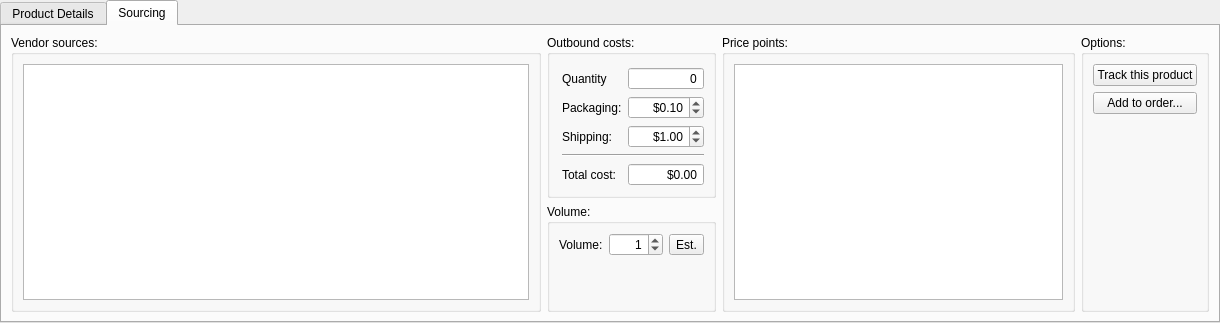
Above: vnd_listing_details.ui from garrettmk/Prowler before the change. Below: the same form after it.
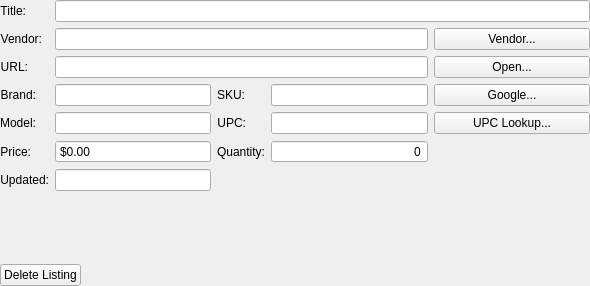
That is the form after the change. The open tabs and pages were chosen to show the change.

Patch:
```diff
--- a/vnd_listing_details.ui
+++ b/vnd_listing_details.ui
@@ -6,16 +6,22 @@
    <rect>
     <x>0</x>
     <y>0</y>
-    <width>1220</width>
-    <height>323</height>
+    <width>590</width>
+    <height>286</height>
    </rect>
   </property>
   <property name="sizePolicy">
-   <sizepolicy hsizetype="Preferred" vsizetype="Preferred">
+   <sizepolicy hsizetype="Fixed" vsizetype="Preferred">
     <horstretch>0</horstretch>
     <verstretch>2</verstretch>
    </sizepolicy>
   </property>
+  <property name="minimumSize">
+   <size>
+    <width>590</width>
+    <height>0</height>
+   </size>
+  </property>
   <property name="windowTitle">
    <string>Form</string>
   </property>
@@ -33,42 +39,6 @@
     <number>0</number>
    </property>
    <item row="0" column="0">
-    <widget class="QTabWidget" name="tabs">
-     <property name="sizePolicy">
-      <sizepolicy hsizetype="Minimum" vsizetype="Expanding">
-       <horstretch>0</horstretch>
-       <verstretch>0</verstretch>
-      </sizepolicy>
-     </property>
-     <property name="minimumSize">
-      <size>
-       <width>1150</width>
-       <height>0</height>
-      </size>
-     </property>
-     <property name="currentIndex">
-      <number>0</number>
-     </property>
-     <widget class="QWidget" name="detailsTab">
-      <attribute name="title">
-       <string>Product Details</string>
-      </attribute>
-      <layout class="QGridLayout" name="gridLayout_4">
-       <property name="leftMargin">
-        <number>5</number>
-       </property>
-       <property name="topMargin">
-        <number>5</number>
-       </property>
-       <property name="rightMargin">
-        <number>5</number>
-       </property>
-       <property name="bottomMargin">
-        <number>5</number>
-       </property>
-       <item row="0" column="0">
-        <layout class="QHBoxLayout" name="horizontalLayout_2" stretch="0,0,1">
-         <item>
           <layout class="QVBoxLayout" name="verticalLayout">
            <property name="sizeConstraint">
             <enum>QLayout::SetMaximumSize</enum>
@@ -152,6 +122,28 @@
                </property>
               </widget>
              </item>
+       <item row="6" column="1">
+        <widget class="QDoubleSpinBox" name="priceBox">
+         <property name="sizePolicy">
+          <sizepolicy hsizetype="Preferred" vsizetype="Fixed">
+           <horstretch>0</horstretch>
+           <verstretch>0</verstretch>
+          </sizepolicy>
+         </property>
+         <property name="alignment">
+          <set>Qt::AlignLeading|Qt::AlignLeft|Qt::AlignVCenter</set>
+         </property>
+         <property name="buttonSymbols">
+          <enum>QAbstractSpinBox::NoButtons</enum>
+         </property>
+         <property name="prefix">
+          <string>$</string>
+         </property>
+         <property name="maximum">
+          <double>999999.000000000000000</double>
+         </property>
+        </widget>
+       </item>
              <item row="2" column="0">
               <widget class="QLabel" name="label_6">
                <property name="sizePolicy">
@@ -181,6 +173,67 @@
                </property>
               </widget>
              </item>
+       <item row="4" column="2">
+        <widget class="QLabel" name="label_5">
+         <property name="sizePolicy">
+          <sizepolicy hsizetype="Maximum" vsizetype="Preferred">
+           <horstretch>0</horstretch>
+           <verstretch>0</verstretch>
+          </sizepolicy>
+         </property>
+         <property name="text">
+          <string>UPC:</string>
+         </property>
+         <property name="alignment">
+          <set>Qt::AlignRight|Qt::AlignTrailing|Qt::AlignVCenter</set>
+         </property>
+        </widget>
+       </item>
+       <item row="4" column="3">
+        <widget class="QLineEdit" name="upcLine">
+         <property name="sizePolicy">
+          <sizepolicy hsizetype="Preferred" vsizetype="Fixed">
+           <horstretch>0</horstretch>
+           <verstretch>0</verstretch>
+          </sizepolicy>
+         </property>
+         <property name="readOnly">
+          <bool>true</bool>
+         </property>
+        </widget>
+       </item>
+       <item row="6" column="0">
+        <widget class="QLabel" name="label_18">
+         <property name="sizePolicy">
+          <sizepolicy hsizetype="Maximum" vsizetype="Preferred">
+           <horstretch>0</horstretch>
+           <verstretch>0</verstretch>
+          </sizepolicy>
+         </property>
+         <property name="text">
+          <string>Price:</string>
+         </property>
+         <property name="alignment">
+          <set>Qt::AlignRight|Qt::AlignTrailing|Qt::AlignVCenter</set>
+         </property>
+        </widget>
+       </item>
+       <item row="6" column="2">
+        <widget class="QLabel" name="label_17">
+         <property name="sizePolicy">
+          <sizepolicy hsizetype="Maximum" vsizetype="Preferred">
+           <horstretch>0</horstretch>
+           <verstretch>0</verstretch>
+          </sizepolicy>
+         </property>
+         <property name="text">
+          <string>Quantity:</string>
+         </property>
+         <property name="alignment">
+          <set>Qt::AlignRight|Qt::AlignTrailing|Qt::AlignVCenter</set>
+         </property>
+        </widget>
+       </item>
              <item row="1" column="1" colspan="3">
               <widget class="QLineEdit" name="vendorLine">
                <property name="sizePolicy">
@@ -236,6 +289,19 @@
                </property>
               </widget>
              </item>
+       <item row="4" column="4">
+        <widget class="QPushButton" name="openUPCLookupBtn">
+         <property name="sizePolicy">
+          <sizepolicy hsizetype="Minimum" vsizetype="Fixed">
+           <horstretch>0</horstretch>
+           <verstretch>0</verstretch>
+          </sizepolicy>
+         </property>
+         <property name="text">
+          <string>UPC Lookup...</string>
+         </property>
+        </widget>
+       </item>
              <item row="1" column="0">
               <widget class="QLabel" name="label_7">
                <property name="sizePolicy">
@@ -265,7 +331,23 @@
                </property>
               </widget>
              </item>
-             <item row="3" column="2">
+       <item row="6" column="3">
+        <widget class="QSpinBox" name="quantityBox">
+         <property name="sizePolicy">
+          <sizepolicy hsizetype="Preferred" vsizetype="Fixed">
+           <horstretch>0</horstretch>
+           <verstretch>0</verstretch>
+          </sizepolicy>
+         </property>
+         <property name="alignment">
+          <set>Qt::AlignRight|Qt::AlignTrailing|Qt::AlignVCenter</set>
+         </property>
+         <property name="buttonSymbols">
+          <enum>QAbstractSpinBox::NoButtons</enum>
+         </property>
+        </widget>
+       </item>
+       <item row="4" column="0">
               <widget class="QLabel" name="label_3">
                <property name="sizePolicy">
                 <sizepolicy hsizetype="Maximum" vsizetype="Preferred">
@@ -281,7 +363,7 @@
                </property>
               </widget>
              </item>
-             <item row="3" column="3">
+       <item row="4" column="1">
               <widget class="QLineEdit" name="modelLine">
                <property name="sizePolicy">
                 <sizepolicy hsizetype="Preferred" vsizetype="Fixed">
@@ -294,7 +376,7 @@
                </property>
               </widget>
              </item>
-             <item row="4" column="0">
+       <item row="3" column="2">
               <widget class="QLabel" name="label_4">
                <property name="sizePolicy">
                 <sizepolicy hsizetype="Maximum" vsizetype="Preferred">
@@ -310,7 +392,7 @@
                </property>
               </widget>
              </item>
-             <item row="4" column="1">
+       <item row="3" column="3">
               <widget class="QLineEdit" name="skuLine">
                <property name="sizePolicy">
                 <sizepolicy hsizetype="Preferred" vsizetype="Fixed">
@@ -323,112 +405,6 @@
                </property>
               </widget>
              </item>
-             <item row="4" column="2">
-              <widget class="QLabel" name="label_5">
-               <property name="sizePolicy">
-                <sizepolicy hsizetype="Maximum" vsizetype="Preferred">
-                 <horstretch>0</horstretch>
-                 <verstretch>0</verstretch>
-                </sizepolicy>
-               </property>
-               <property name="text">
-                <string>UPC:</string>
-               </property>
-               <property name="alignment">
-                <set>Qt::AlignRight|Qt::AlignTrailing|Qt::AlignVCenter</set>
-               </property>
-              </widget>
-             </item>
-             <item row="4" column="3">
-              <widget class="QLineEdit" name="upcLine">
-               <property name="sizePolicy">
-                <sizepolicy hsizetype="Preferred" vsizetype="Fixed">
-                 <horstretch>0</horstretch>
-                 <verstretch>0</verstretch>
-                </sizepolicy>
-               </property>
-               <property name="readOnly">
-                <bool>true</bool>
-               </property>
-              </widget>
-             </item>
-             <item row="4" column="4">
-              <widget class="QPushButton" name="openUPCLookupBtn">
-               <property name="sizePolicy">
-                <sizepolicy hsizetype="Minimum" vsizetype="Fixed">
-                 <horstretch>0</horstretch>
-                 <verstretch>0</verstretch>
-                </sizepolicy>
-               </property>
-               <property name="text">
-                <string>UPC Lookup...</string>
-               </property>
-              </widget>
-             </item>
-             <item row="6" column="0">
-              <widget class="QLabel" name="label_18">
-               <property name="sizePolicy">
-                <sizepolicy hsizetype="Maximum" vsizetype="Preferred">
-                 <horstretch>0</horstretch>
-                 <verstretch>0</verstretch>
-                </sizepolicy>
-               </property>
-               <property name="text">
-                <string>Price:</string>
-               </property>
-               <property name="alignment">
-                <set>Qt::AlignRight|Qt::AlignTrailing|Qt::AlignVCenter</set>
-               </property>
-              </widget>
-             </item>
-             <item row="6" column="1">
-              <widget class="QDoubleSpinBox" name="priceBox">
-               <property name="sizePolicy">
-                <sizepolicy hsizetype="Preferred" vsizetype="Fixed">
-                 <horstretch>0</horstretch>
-                 <verstretch>0</verstretch>
-                </sizepolicy>
-               </property>
-               <property name="alignment">
-                <set>Qt::AlignRight|Qt::AlignTrailing|Qt::AlignVCenter</set>
-               </property>
-               <property name="buttonSymbols">
-                <enum>QAbstractSpinBox::NoButtons</enum>
-               </property>
-              </widget>
-             </item>
-             <item row="6" column="2">
-              <widget class="QLabel" name="label_17">
-               <property name="sizePolicy">
-                <sizepolicy hsizetype="Maximum" vsizetype="Preferred">
-                 <horstretch>0</horstretch>
-                 <verstretch>0</verstretch>
-                </sizepolicy>
-               </property>
-               <property name="text">
-                <string>Quantity:</string>
-               </property>
-               <property name="alignment">
-                <set>Qt::AlignRight|Qt::AlignTrailing|Qt::AlignVCenter</set>
-               </property>
-              </widget>
-             </item>
-             <item row="6" column="3">
-              <widget class="QSpinBox" name="quantityBox">
-               <property name="sizePolicy">
-                <sizepolicy hsizetype="Preferred" vsizetype="Fixed">
-                 <horstretch>0</horstretch>
-                 <verstretch>0</verstretch>
-                </sizepolicy>
-               </property>
-               <property name="alignment">
-                <set>Qt::AlignRight|Qt::AlignTrailing|Qt::AlignVCenter</set>
-               </property>
-               <property name="buttonSymbols">
-                <enum>QAbstractSpinBox::NoButtons</enum>
-               </property>
-              </widget>
-             </item>
             </layout>
            </item>
            <item>
@@ -469,290 +445,6 @@
             </layout>
            </item>
           </layout>
-         </item>
-         <item>
-          <widget class="Line" name="line">
-           <property name="orientation">
-            <enum>Qt::Vertical</enum>
-           </property>
-          </widget>
-         </item>
-         <item>
-          <layout class="QVBoxLayout" name="verticalLayout_2" stretch="0">
-           <item>
-            <layout class="QHBoxLayout" name="horizontalLayout">
-             <item>
-              <widget class="QTableView" name="amzLinksTable"/>
-             </item>
-            </layout>
-           </item>
-          </layout>
-         </item>
-        </layout>
-       </item>
-      </layout>
-     </widget>
-     <widget class="QWidget" name="sourcingTab">
-      <attribute name="title">
-       <string>Sourcing</string>
-      </attribute>
-      <layout class="QGridLayout" name="gridLayout_8">
-       <item row="0" column="0" rowspan="2">
-        <widget class="QGroupBox" name="groupBox">
-         <property name="sizePolicy">
-          <sizepolicy hsizetype="Preferred" vsizetype="Preferred">
-           <horstretch>3</horstretch>
-           <verstretch>0</verstretch>
-          </sizepolicy>
-         </property>
-         <property name="title">
-          <string>Vendor sources:</string>
-         </property>
-         <layout class="QGridLayout" name="gridLayout_6">
-          <item row="0" column="0">
-           <widget class="QTableView" name="sourcesTable"/>
-          </item>
-         </layout>
-        </widget>
-       </item>
-       <item row="0" column="1">
-        <widget class="QGroupBox" name="groupBox_3">
-         <property name="title">
-          <string>Outbound costs:</string>
-         </property>
-         <layout class="QFormLayout" name="formLayout">
-          <property name="leftMargin">
-           <number>12</number>
-          </property>
-          <property name="topMargin">
-           <number>12</number>
-          </property>
-          <item row="0" column="0">
-           <widget class="QLabel" name="label_16">
-            <property name="text">
-             <string>Quantity</string>
-            </property>
-           </widget>
-          </item>
-          <item row="0" column="1">
-           <widget class="QSpinBox" name="amzQuantityBox">
-            <property name="sizePolicy">
-             <sizepolicy hsizetype="Maximum" vsizetype="Fixed">
-              <horstretch>0</horstretch>
-              <verstretch>0</verstretch>
-             </sizepolicy>
-            </property>
-            <property name="maximumSize">
-             <size>
-              <width>77</width>
-              <height>16777215</height>
-             </size>
-            </property>
-            <property name="alignment">
-             <set>Qt::AlignRight|Qt::AlignTrailing|Qt::AlignVCenter</set>
-            </property>
-            <property name="readOnly">
-             <bool>true</bool>
-            </property>
-            <property name="buttonSymbols">
-             <enum>QAbstractSpinBox::NoButtons</enum>
-            </property>
-            <property name="maximum">
-             <number>999999</number>
-            </property>
-           </widget>
-          </item>
-          <item row="1" column="0">
-           <widget class="QLabel" name="label_12">
-            <property name="text">
-             <string>Packaging:</string>
-            </property>
-           </widget>
-          </item>
-          <item row="1" column="1">
-           <widget class="QDoubleSpinBox" name="packagingBox">
-            <property name="alignment">
-             <set>Qt::AlignRight|Qt::AlignTrailing|Qt::AlignVCenter</set>
-            </property>
-            <property name="prefix">
-             <string>$</string>
-            </property>
-            <property name="maximum">
-             <double>999.000000000000000</double>
-            </property>
-            <property name="value">
-             <double>0.100000000000000</double>
-            </property>
-           </widget>
-          </item>
-          <item row="2" column="0">
-           <widget class="QLabel" name="label_13">
-            <property name="text">
-             <string>Shipping:</string>
-            </property>
-           </widget>
-          </item>
-          <item row="2" column="1">
-           <widget class="QDoubleSpinBox" name="shippingBox">
-            <property name="alignment">
-             <set>Qt::AlignRight|Qt::AlignTrailing|Qt::AlignVCenter</set>
-            </property>
-            <property name="prefix">
-             <string>$</string>
-            </property>
-            <property name="maximum">
-             <double>999.000000000000000</double>
-            </property>
-            <property name="value">
-             <double>1.000000000000000</double>
-            </property>
-           </widget>
-          </item>
-          <item row="3" column="0" colspan="2">
-           <widget class="Line" name="line_2">
-            <property name="orientation">
-             <enum>Qt::Horizontal</enum>
-            </property>
-           </widget>
-          </item>
-          <item row="4" column="0">
-           <widget class="QLabel" name="label_14">
-            <property name="text">
-             <string>Total cost:</string>
-            </property>
-           </widget>
-          </item>
-          <item row="4" column="1">
-           <widget class="QDoubleSpinBox" name="costEachBox">
-            <property name="sizePolicy">
-             <sizepolicy hsizetype="Fixed" vsizetype="Fixed">
-              <horstretch>0</horstretch>
-              <verstretch>0</verstretch>
-             </sizepolicy>
-            </property>
-            <property name="maximumSize">
-             <size>
-              <width>77</width>
-              <height>16777215</height>
-             </size>
-            </property>
-            <property name="alignment">
-             <set>Qt::AlignRight|Qt::AlignTrailing|Qt::AlignVCenter</set>
-            </property>
-            <property name="readOnly">
-             <bool>true</bool>
-            </property>
-            <property name="buttonSymbols">
-             <enum>QAbstractSpinBox::NoButtons</enum>
-            </property>
-            <property name="prefix">
-             <string>$</string>
-            </property>
-            <property name="maximum">
-             <double>999.000000000000000</double>
-            </property>
-           </widget>
-          </item>
-         </layout>
-        </widget>
-       </item>
-       <item row="0" column="2" rowspan="2">
-        <widget class="QGroupBox" name="groupBox_2">
-         <property name="sizePolicy">
-          <sizepolicy hsizetype="Preferred" vsizetype="Preferred">
-           <horstretch>2</horstretch>
-           <verstretch>0</verstretch>
-          </sizepolicy>
-         </property>
-         <property name="title">
-          <string>Price points:</string>
-         </property>
-         <layout class="QGridLayout" name="gridLayout_7">
-          <item row="0" column="0">
-           <widget class="QTableView" name="pricePointsTable"/>
-          </item>
-         </layout>
-        </widget>
-       </item>
-       <item row="1" column="1">
-        <widget class="QGroupBox" name="groupBox_4">
-         <property name="title">
-          <string>Volume:</string>
-         </property>
-         <layout class="QFormLayout" name="formLayout_2">
-          <item row="0" column="0">
-           <widget class="QLabel" name="label_15">
-            <property name="text">
-             <string>Volume:</string>
-            </property>
-           </widget>
-          </item>
-          <item row="0" column="1">
-           <layout class="QHBoxLayout" name="horizontalLayout_3">
-            <item>
-             <widget class="QSpinBox" name="volumeBox">
-              <property name="alignment">
-               <set>Qt::AlignRight|Qt::AlignTrailing|Qt::AlignVCenter</set>
-              </property>
-              <property name="maximum">
-               <number>9999</number>
-              </property>
-              <property name="value">
-               <number>1</number>
-              </property>
-             </widget>
-            </item>
-            <item>
-             <widget class="QToolButton" name="estVolumeBtn">
-              <property name="text">
-               <string>Est.</string>
-              </property>
-             </widget>
-            </item>
-           </layout>
-          </item>
-         </layout>
-        </widget>
-       </item>
-       <item row="0" column="3" rowspan="2">
-        <widget class="QGroupBox" name="groupBox_5">
-         <property name="title">
-          <string>Options:</string>
-         </property>
-         <layout class="QVBoxLayout" name="verticalLayout_4">
-          <item>
-           <widget class="QPushButton" name="trackProductBtn">
-            <property name="text">
-             <string>Track this product</string>
-            </property>
-           </widget>
-          </item>
-          <item>
-           <widget class="QPushButton" name="addToOrderBtn">
-            <property name="text">
-             <string>Add to order...</string>
-            </property>
-           </widget>
-          </item>
-          <item>
-           <spacer name="verticalSpacer_2">
-            <property name="orientation">
-             <enum>Qt::Vertical</enum>
-            </property>
-            <property name="sizeHint" stdset="0">
-             <size>
-              <width>20</width>
-              <height>40</height>
-             </size>
-            </property>
-           </spacer>
-          </item>
-         </layout>
-        </widget>
-       </item>
-      </layout>
-     </widget>
-    </widget>
    </item>
   </layout>
  </widget>
```
Lines whose indentation alone changed are shown as unchanged.
